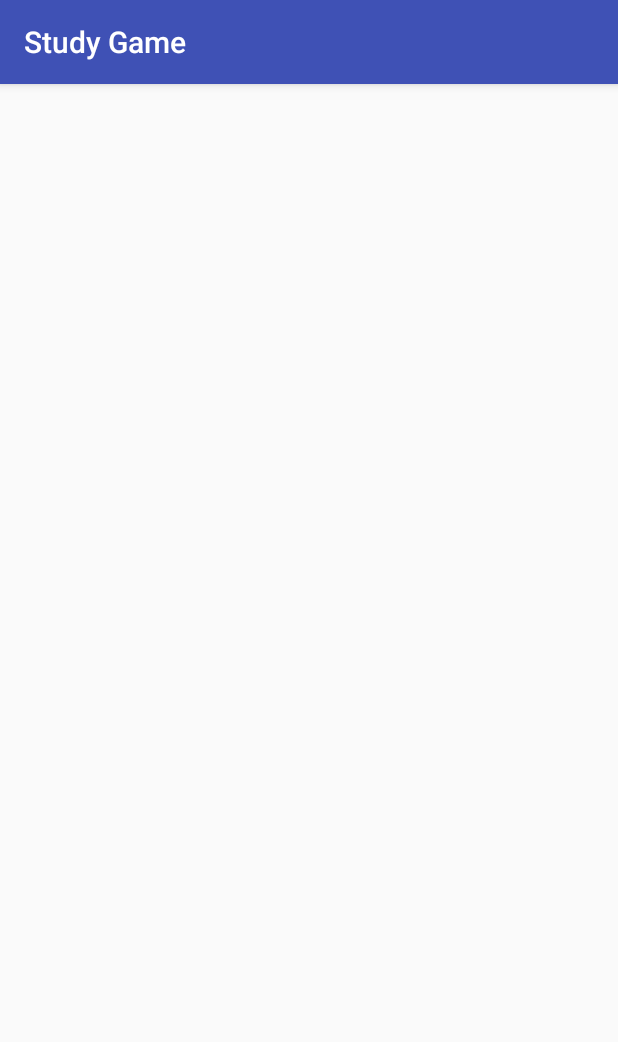
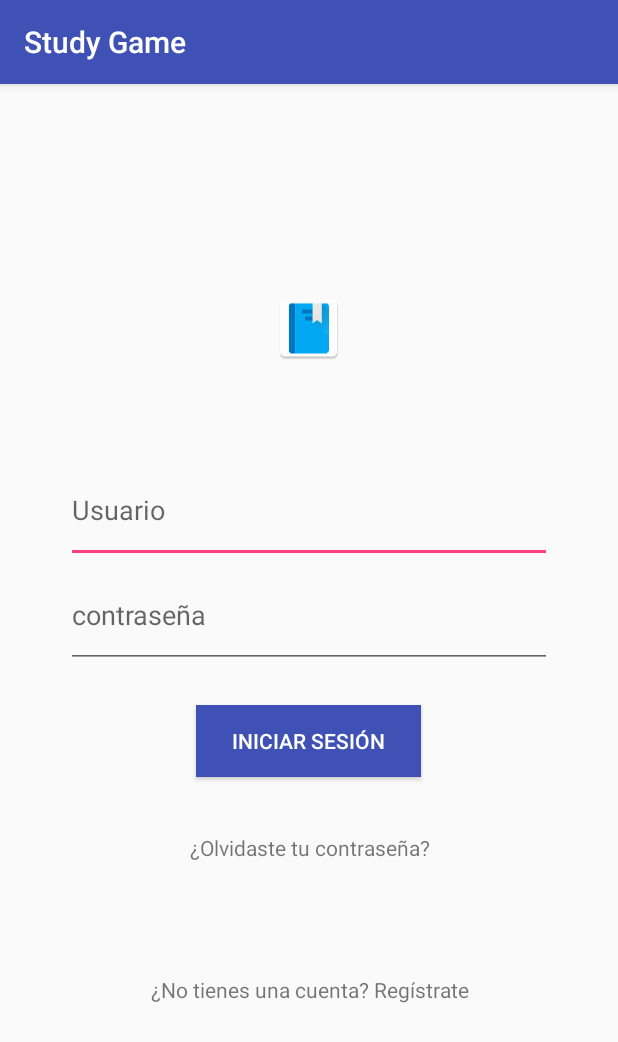
Before and after one commit to abeteta/Game, an Android app: the screen it shows after launch (MainActivity before the commit, LoginActivity after it), on a phone screen of 412 x 824 dp. Shown: the top 1042 px of the screen. Run offline under Robolectric (Android 15) with nearby library versions, the phone set to English and light mode, and no system bars; our stand-ins replace Picasso; pictures from the network do not load.

Commit message:
Se agrego login

```diff
--- a/app/src/main/AndroidManifest.xml
+++ b/app/src/main/AndroidManifest.xml
@@ -8,6 +8,7 @@
     <uses-permission android:name="android.permission.ACCESS_WIFI_STATE" />
     <uses-permission android:name="android.permission.READ_EXTERNAL_STORAGE" />
     <uses-permission android:name="android.permission.WRITE_EXTERNAL_STORAGE" />
+    <uses-permission android:name="android.permission.RECORD_AUDIO" />
 
     <application
         android:allowBackup="true"
@@ -33,6 +34,9 @@
         <activity
             android:name="com.garmadell.videoplayer.activity.PreguntasRespuestasActivity"
             />
+        <activity
+            android:name="com.garmadell.videoplayer.activity.LoginActivity"
+            />
     </application>
 
 </manifest>
--- a/app/src/main/java/com/garmadell/videoplayer/activity/MainActivity.java
+++ b/app/src/main/java/com/garmadell/videoplayer/activity/MainActivity.java
@@ -49,7 +49,10 @@ public class MainActivity extends AppCompatActivity {
         }
         */
 
-        Intent intent = new Intent(this, CursoActivity.class);
+        //Intent intent = new Intent(this, CursoActivity.class);
+        //startActivity(intent);
+
+        Intent intent = new Intent(this, LoginActivity.class);
         startActivity(intent);
 
     }
--- /dev/null
+++ b/app/src/main/java/com/garmadell/videoplayer/view/services/LoginService.java
@@ -0,0 +1,38 @@
+package com.garmadell.videoplayer.view.services;
+
+import com.garmadell.videoplayer.view.bean.Curso;
+import com.garmadell.videoplayer.view.bean.Pregunta;
+import com.garmadell.videoplayer.view.bean.UsuarioPassword;
+
+import java.util.List;
+
+import retrofit2.Call;
+import retrofit2.Retrofit;
+import retrofit2.converter.gson.GsonConverterFactory;
+import retrofit2.http.Body;
+import retrofit2.http.GET;
+import retrofit2.http.POST;
+import retrofit2.http.Path;
+
+/**
+ * Created by alex on 11/12/17.
+ */
+
+public interface LoginService {
+
+    String ROOT_URL = "http://192.168.0.16:8080";
+
+    /*
+        Retrofit get annotation with our URL
+        And our method that will return us the List of Video
+    */
+
+    @POST("/usuario/usuarioRegistrado")
+    Call<Boolean> usuarioRegistrado(@Body UsuarioPassword usuarioPassword);
+
+
+    Retrofit retrofit = new Retrofit.Builder()
+            .baseUrl(ROOT_URL)
+            .addConverterFactory(GsonConverterFactory.create())
+            .build();
+}
--- /dev/null
+++ b/app/src/main/res/layout/activity_login.xml
@@ -0,0 +1,84 @@
+<?xml version="1.0" encoding="utf-8"?>
+<LinearLayout xmlns:android="http://schemas.android.com/apk/res/android"
+    android:orientation="vertical" android:layout_width="match_parent"
+    android:layout_height="match_parent"
+    android:gravity="center"
+    android:weightSum="1">
+
+    <ImageView
+        android:id="@+id/imageView"
+        android:layout_width="wrap_content"
+        android:layout_height="88dp"
+        android:layout_weight="0.01"
+        android:src="@mipmap/book" />
+
+    <!--<TextView
+        android:id="@+id/textView"
+        android:layout_width="117dp"
+        android:layout_height="62dp"
+        android:layout_gravity="center"
+        android:gravity="center"
+        android:text="Study Game"
+        android:textAlignment="center"
+        app:layout_constraintBottom_toBottomOf="parent"
+        app:layout_constraintLeft_toLeftOf="parent"
+        app:layout_constraintRight_toRightOf="parent"
+        app:layout_constraintTop_toTopOf="parent"
+        />
+        -->
+    <Space
+        android:layout_width="match_parent"
+        android:layout_height="wrap_content"
+        android:layout_weight="0.08" />
+
+    <EditText
+        android:id="@+id/email"
+        android:layout_width="324dp"
+        android:layout_height="wrap_content"
+        android:layout_weight="0.05"
+        android:ems="10"
+        android:hint="Usuario"
+        android:inputType="text" />
+
+    <EditText
+        android:id="@+id/password"
+        android:layout_width="324dp"
+        android:layout_height="wrap_content"
+        android:layout_weight="0.05"
+        android:ems="10"
+        android:hint="contraseña"
+        android:imeActionId="@+id/login"
+        android:imeActionLabel="Sign in"
+        android:inputType="textPassword" />
+
+    <Space
+        android:layout_width="match_parent"
+        android:layout_height="wrap_content"
+        android:layout_weight="0.05" />
+
+    <Button
+        android:id="@+id/btnLogin"
+        style="@style/Widget.AppCompat.Button.Colored"
+        android:layout_width="150dp"
+        android:layout_height="wrap_content"
+        android:background="@color/colorPrimary"
+        android:text="Iniciar Sesión" />
+
+    <TextView
+        android:id="@+id/txtRpassword"
+        android:layout_width="match_parent"
+        android:layout_height="wrap_content"
+        android:layout_weight="0.15"
+        android:gravity="center"
+        android:text="¿Olvidaste tu contraseña?" />
+
+    <TextView
+        android:id="@+id/tv_Registrar"
+        android:layout_width="match_parent"
+        android:layout_height="wrap_content"
+        android:layout_weight="0.15"
+        android:gravity="center"
+        android:text="¿No tienes una cuenta? Regístrate" />
+
+
+</LinearLayout>
--- a/app/src/main/res/values/strings.xml
+++ b/app/src/main/res/values/strings.xml
@@ -5,4 +5,8 @@
     <string name="lbl_descripcion">Descripcion:</string>
     <string name="sharedPreferences">videoPlayerPreferences</string>
     <string name="host">http://192.168.0.16:8080</string>
+    <string name="contrase_a">Contraseña</string>
+    <string name="error_invalid_email">This email address is invalid</string>
+    <string name="error_invalid_password">This password is too short</string>
+    <string name="error_field_required">This field is required</string>
 </resources>
```
Also changed, not shown: app/src/main/java/com/garmadell/videoplayer/activity/LoginActivity.java (added, +206 -0 lines), app/src/main/java/com/garmadell/videoplayer/activity/PreguntasRespuestasActivity.java (+4 -4 lines), app/src/main/java/com/garmadell/videoplayer/view/bean/UsuarioPassword.java (added, +36 -0 lines), app/src/main/res/layout/activity_registrar.xml (added, +74 -0 lines).
